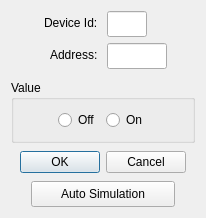
The window that src/dialogs/dialogwritecoilregister.ui (sanny32/OpenModScan) describes before a commit, drawn with Qt 5.
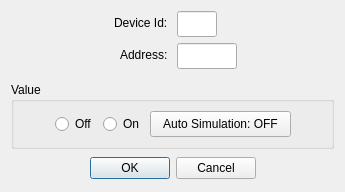
The same window after the commit. Custom widgets are drawn as their Qt base class.

Commit message: Improve simulation ui behavior

What changed in the file:
```diff
--- a/src/dialogs/dialogwritecoilregister.ui
+++ b/src/dialogs/dialogwritecoilregister.ui
@@ -6,8 +6,8 @@
    <rect>
     <x>0</x>
     <y>0</y>
-    <width>206</width>
-    <height>218</height>
+    <width>345</width>
+    <height>192</height>
    </rect>
   </property>
   <property name="windowTitle">
@@ -98,7 +98,7 @@
         </property>
         <property name="sizeHint" stdset="0">
          <size>
-          <width>40</width>
+          <width>10</width>
           <height>20</height>
          </size>
         </property>
@@ -118,6 +118,22 @@
         </property>
        </widget>
       </item>
+      <item>
+       <widget class="QPushButton" name="pushButtonSimulation">
+        <property name="minimumSize">
+         <size>
+          <width>0</width>
+          <height>26</height>
+         </size>
+        </property>
+        <property name="styleSheet">
+         <string notr="true">padding: 4px 12px;</string>
+        </property>
+        <property name="text">
+         <string>Auto Simulation: OFF</string>
+        </property>
+       </widget>
+      </item>
       <item>
        <spacer name="horizontalSpacer_6">
         <property name="orientation">
@@ -125,7 +141,7 @@
         </property>
         <property name="sizeHint" stdset="0">
          <size>
-          <width>40</width>
+          <width>10</width>
           <height>20</height>
          </size>
         </property>
@@ -150,55 +166,6 @@
      </property>
     </widget>
    </item>
-   <item>
-    <layout class="QHBoxLayout" name="horizontalLayoutSimulation">
-     <item>
-      <spacer name="horizontalSpacer_7">
-       <property name="orientation">
-        <enum>Qt::Horizontal</enum>
-       </property>
-       <property name="sizeType">
-        <enum>QSizePolicy::Fixed</enum>
-       </property>
-       <property name="sizeHint" stdset="0">
-        <size>
-         <width>20</width>
-         <height>20</height>
-        </size>
-       </property>
-      </spacer>
-     </item>
-     <item>
-      <widget class="QPushButton" name="pushButtonSimulation">
-       <property name="minimumSize">
-        <size>
-         <width>0</width>
-         <height>26</height>
-        </size>
-       </property>
-       <property name="text">
-        <string>Auto Simulation</string>
-       </property>
-      </widget>
-     </item>
-     <item>
-      <spacer name="horizontalSpacer_8">
-       <property name="orientation">
-        <enum>Qt::Horizontal</enum>
-       </property>
-       <property name="sizeType">
-        <enum>QSizePolicy::Fixed</enum>
-       </property>
-       <property name="sizeHint" stdset="0">
-        <size>
-         <width>20</width>
-         <height>20</height>
-        </size>
-       </property>
-      </spacer>
-     </item>
-    </layout>
-   </item>
   </layout>
  </widget>
  <customwidgets>
```
The commit also changes 24 other files.
